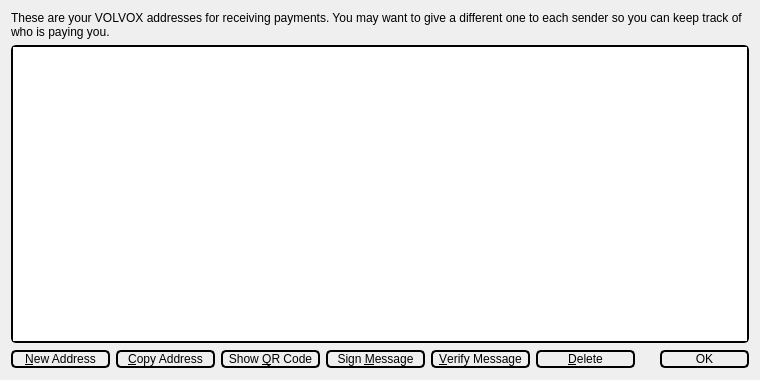
Before: the Qt Designer form src/qt/forms/addressbookpage.ui in nazarpechka/volvox-old, drawn with Qt 5.
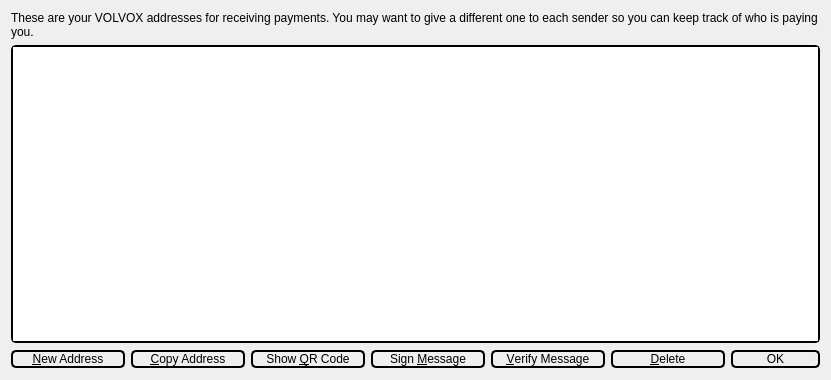
After: the same form once the commit is applied. Icons and pictures are not drawn.

Patch:
```diff
--- a/src/qt/forms/addressbookpage.ui
+++ b/src/qt/forms/addressbookpage.ui
@@ -76,8 +76,8 @@
 border-bottom-left-radius: 5px;
 border-bottom-right-radius: 5px;
 border: 2px solid #000000;
-min-width: 95px;
-max-width: 95px;</string>
+min-width: 110px;
+max-width: 110px;</string>
        </property>
        <property name="text">
         <string>&amp;New Address</string>
@@ -99,8 +99,8 @@
 border-bottom-left-radius: 5px;
 border-bottom-right-radius: 5px;
 border: 2px solid #000000;
-min-width: 95px;
-max-width: 95px;</string>
+min-width: 110px;
+max-width: 110px;</string>
        </property>
        <property name="text">
         <string>&amp;Copy Address</string>
@@ -119,8 +119,8 @@
 border-bottom-left-radius: 5px;
 border-bottom-right-radius: 5px;
 border: 2px solid #000000;
-min-width: 95px;
-max-width: 95px;</string>
+min-width: 110px;
+max-width: 110px;</string>
        </property>
        <property name="text">
         <string>Show &amp;QR Code</string>
@@ -142,8 +142,8 @@
 border-bottom-left-radius: 5px;
 border-bottom-right-radius: 5px;
 border: 2px solid #000000;
-min-width: 95px;
-max-width: 95px;</string>
+min-width: 110px;
+max-width: 110px;</string>
        </property>
        <property name="text">
         <string>Sign &amp;Message</string>
@@ -165,8 +165,8 @@
 border-bottom-left-radius: 5px;
 border-bottom-right-radius: 5px;
 border: 2px solid #000000;
-min-width: 95px;
-max-width: 95px;</string>
+min-width: 110px;
+max-width: 110px;</string>
        </property>
        <property name="text">
         <string>&amp;Verify Message</string>
@@ -188,8 +188,8 @@
 border-bottom-left-radius: 5px;
 border-bottom-right-radius: 5px;
 border: 2px solid #000000;
-min-width: 95px;
-max-width: 95px;</string>
+min-width: 110px;
+max-width: 110px;</string>
        </property>
        <property name="text">
         <string>&amp;Delete</string>
```
